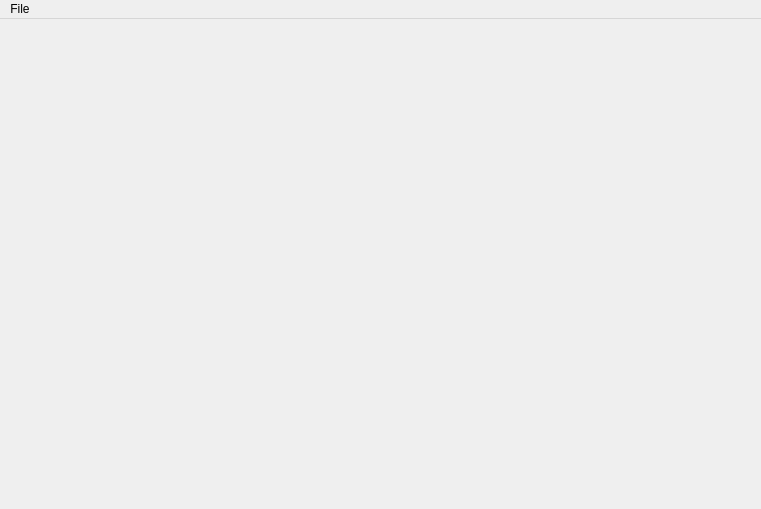
Old version of the form infomaniac.ui in the repository Sucalakafufu/infomaniac.
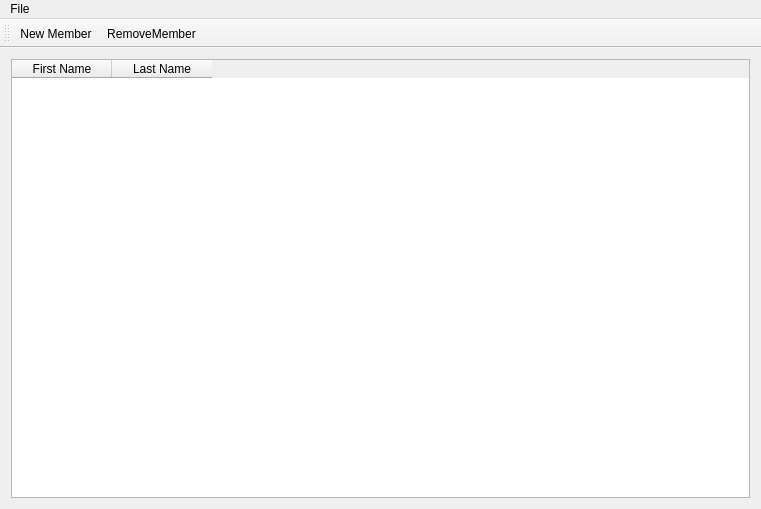
New version of the form.

Commit message: add and remove rows in table

The edit to the form file:
```diff
--- a/infomaniac.ui
+++ b/infomaniac.ui
@@ -13,7 +13,27 @@
   <property name="windowTitle">
    <string>InfoManiac</string>
   </property>
-  <widget class="QWidget" name="centralWidget"/>
+  <widget class="QWidget" name="centralWidget">
+   <layout class="QGridLayout" name="gridLayout">
+    <property name="spacing">
+     <number>6</number>
+    </property>
+    <item row="0" column="0">
+     <widget class="QTableWidget" name="mainTable">
+      <column>
+       <property name="text">
+        <string>First Name</string>
+       </property>
+      </column>
+      <column>
+       <property name="text">
+        <string>Last Name</string>
+       </property>
+      </column>
+     </widget>
+    </item>
+   </layout>
+  </widget>
   <widget class="QMenuBar" name="menuBar">
    <property name="geometry">
     <rect>
@@ -30,6 +50,37 @@
    </widget>
    <addaction name="menuFile"/>
   </widget>
+  <widget class="QToolBar" name="toolBar">
+   <property name="windowTitle">
+    <string>toolBar</string>
+   </property>
+   <attribute name="toolBarArea">
+    <enum>TopToolBarArea</enum>
+   </attribute>
+   <attribute name="toolBarBreak">
+    <bool>false</bool>
+   </attribute>
+   <addaction name="actionNewMember"/>
+   <addaction name="actionRemoveMember"/>
+  </widget>
+  <action name="actionNewMember">
+   <property name="text">
+    <string>New Member</string>
+   </property>
+  </action>
+  <action name="actionQuit">
+   <property name="text">
+    <string>Quit</string>
+   </property>
+   <property name="shortcut">
+    <string>Ctrl+Q</string>
+   </property>
+  </action>
+  <action name="actionRemoveMember">
+   <property name="text">
+    <string>RemoveMember</string>
+   </property>
+  </action>
  </widget>
  <layoutdefault spacing="6" margin="11"/>
  <resources/>
```
Left out of the diff: 20 changed lines with no effect on the pictures. The commit also changes 3 other files.
